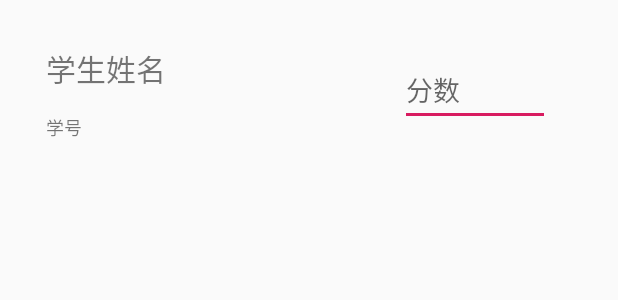
After one commit to lilc-112/SQLCourseDesign, an Android app: the layout addscore_list_view_item.xml on its own in the app's theme, with its tools: preview values and no code run, on a phone screen of 412 x 824 dp. The commit adds this screen. Shown: the top 300 px of the screen. Run offline under Robolectric (Android 15) with nearby library versions, the phone set to English and light mode, and no system bars.

Commit message:
制作了关于给成绩的页面，但是相关功能的实现被卡了，要断电了所以先提交，晚安

```diff
--- a/app/src/main/AndroidManifest.xml
+++ b/app/src/main/AndroidManifest.xml
@@ -11,7 +11,8 @@
         android:roundIcon="@mipmap/ic_launcher_round"
         android:supportsRtl="true"
         android:theme="@style/AppTheme">
-        <activity android:name=".student.ui.notifications.ChangePasswordActivity"></activity>
+        <activity android:name=".ui.tools.AddScoreActivity"></activity>
+        <activity android:name=".student.ui.notifications.ChangePasswordActivity" />
         <activity android:name=".student.ui.notifications.ChangeDataActivity" />
         <activity android:name=".student.ui.dashboard.ManageClassesActivity" />
         <activity android:name=".student.ui.dashboard.AddClassesActivity" />
--- a/app/src/main/java/com/example/sqlcourse_design/DatabaseHelper.java
+++ b/app/src/main/java/com/example/sqlcourse_design/DatabaseHelper.java
@@ -30,6 +30,8 @@ public class DatabaseHelper extends SQLiteOpenHelper {
                     "phoneNumber TEXT NOT NULL," +
                     "totalCredit INTEGER)";
             db.execSQL(sql);
+            sql = "PRAGMA foreign_keys = ON";
+            db.execSQL(sql);
             sql = "CREATE TABLE student_choose_class (" +
                     "student_ID INTEGER," +
                     "class_ID INTEGER," +
--- /dev/null
+++ b/app/src/main/res/layout/addscore_list_view_item.xml
@@ -0,0 +1,33 @@
+<?xml version="1.0" encoding="utf-8"?>
+<RelativeLayout xmlns:android="http://schemas.android.com/apk/res/android"
+    android:layout_width="match_parent"
+    android:layout_height="90dp"
+    android:layout_margin="15dp">
+
+    <TextView
+        android:id="@+id/textView_studentName"
+        android:layout_width="wrap_content"
+        android:layout_height="wrap_content"
+        android:text="学生姓名"
+        android:layout_margin="15dp"
+        android:textSize="20sp" />
+
+    <TextView
+        android:id="@+id/textView_studentID"
+        android:layout_width="wrap_content"
+        android:layout_height="wrap_content"
+        android:text="学号"
+        android:layout_marginLeft="15dp"
+        android:textSize="12sp"
+        android:layout_below="@id/textView_studentName" />
+
+    <EditText
+        android:id="@+id/editText_score"
+        android:layout_width="100dp"
+        android:layout_height="wrap_content"
+        android:hint="分数"
+        android:layout_centerVertical="true"
+        android:layout_alignParentRight="true"
+        android:layout_marginRight="30dp" />
+
+</RelativeLayout>
```
Also changed, not shown: app/src/main/java/com/example/sqlcourse_design/ui/tools/AddScoreActivity.java (added, +71 -0 lines), app/src/main/java/com/example/sqlcourse_design/ui/tools/AddScoreAdapter.java (added, +85 -0 lines), app/src/main/java/com/example/sqlcourse_design/ui/tools/ToolsAdapter.java (added, +74 -0 lines), app/src/main/java/com/example/sqlcourse_design/ui/tools/ToolsFragment.java (+37 -1 lines), app/src/main/res/layout/activity_add_score.xml (added, +27 -0 lines).
